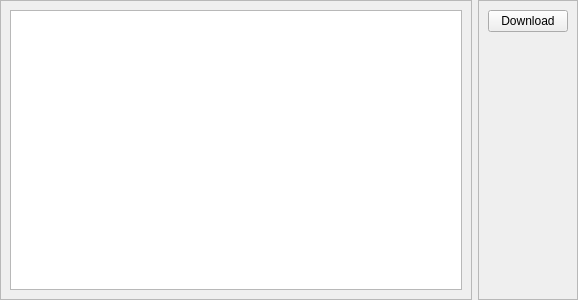
First picture: the form in data/ui/modpacks.ui, repository brandonzorn/Modpacks-Manager, before the edit.
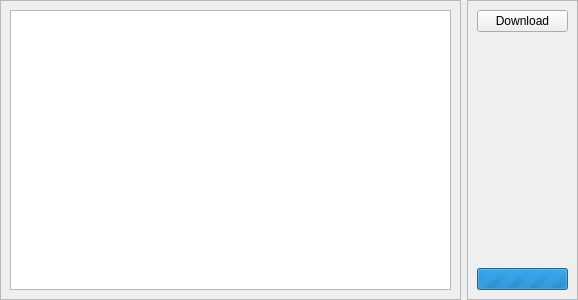
Second picture: the form after the edit.

Commit message: added modpack(current modpacks limit: 1) download

The edit to the form file:
```diff
--- a/data/ui/modpacks.ui
+++ b/data/ui/modpacks.ui
@@ -28,6 +28,12 @@
    </property>
    <item>
     <widget class="QFrame" name="frame_4">
+     <property name="sizePolicy">
+      <sizepolicy hsizetype="Expanding" vsizetype="Preferred">
+       <horstretch>0</horstretch>
+       <verstretch>0</verstretch>
+      </sizepolicy>
+     </property>
      <property name="frameShape">
       <enum>QFrame::StyledPanel</enum>
      </property>
@@ -70,6 +76,32 @@
         </property>
        </spacer>
       </item>
+      <item>
+       <widget class="QLabel" name="cur_mod">
+        <property name="text">
+         <string/>
+        </property>
+       </widget>
+      </item>
+      <item>
+       <widget class="QProgressBar" name="download_progress">
+        <property name="sizePolicy">
+         <sizepolicy hsizetype="Preferred" vsizetype="Fixed">
+          <horstretch>0</horstretch>
+          <verstretch>0</verstretch>
+         </sizepolicy>
+        </property>
+        <property name="maximum">
+         <number>0</number>
+        </property>
+        <property name="value">
+         <number>0</number>
+        </property>
+        <property name="format">
+         <string>%v/%m</string>
+        </property>
+       </widget>
+      </item>
      </layout>
     </widget>
    </item>
```
The commit also changes 9 other files.
